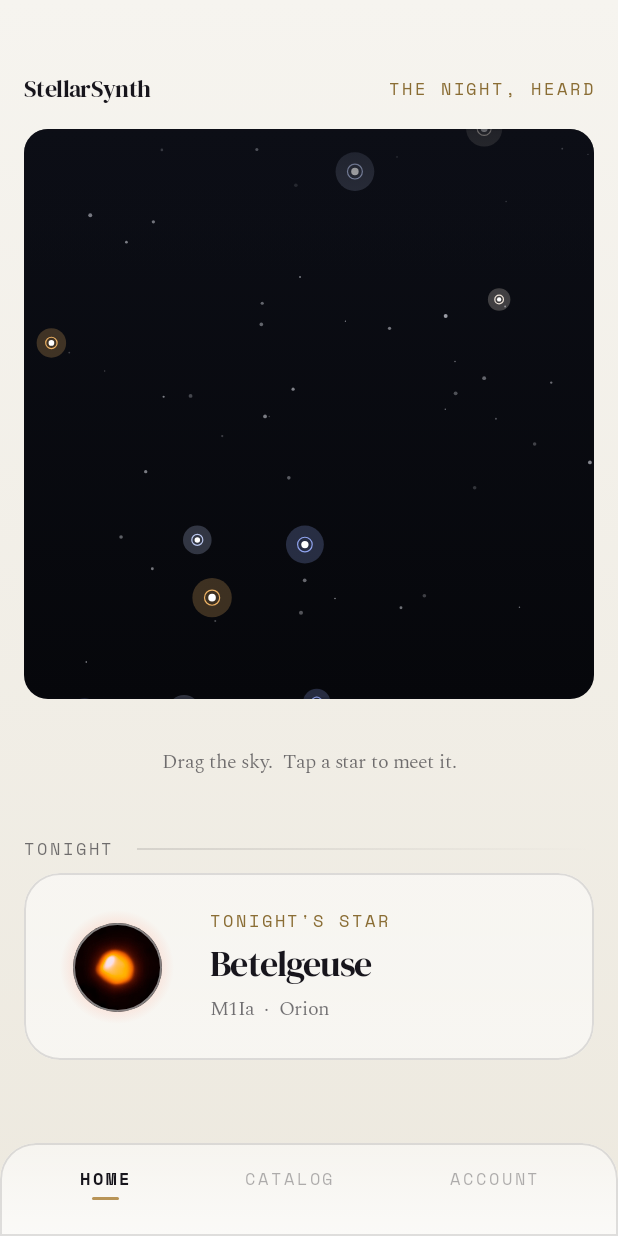
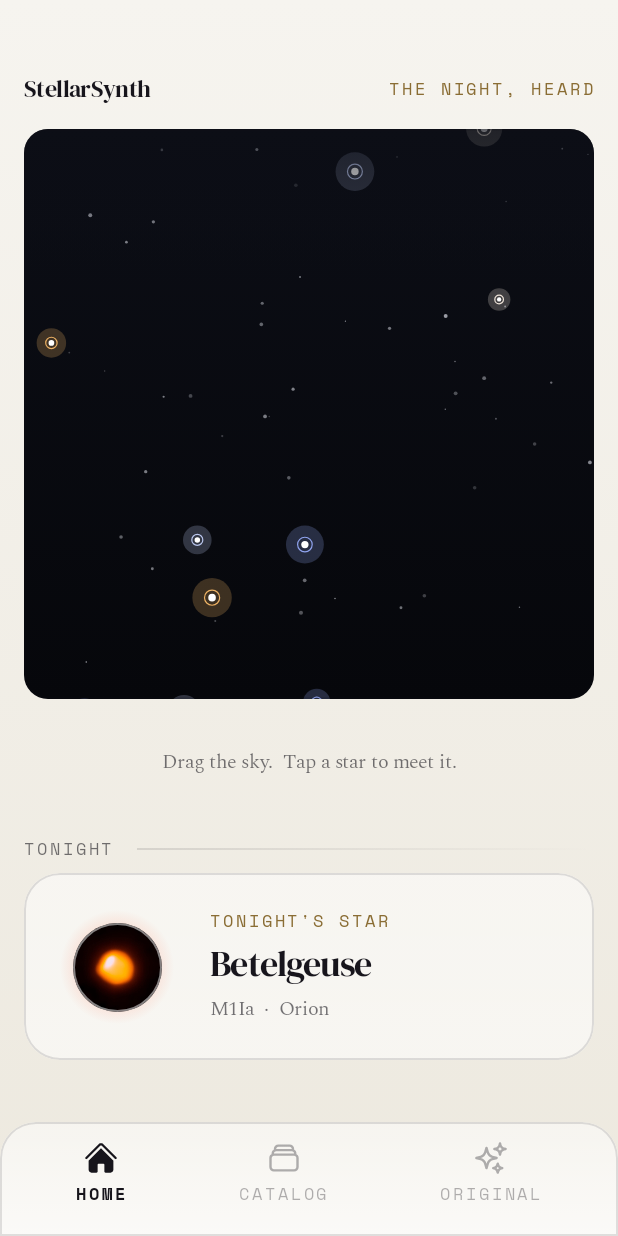
Before and after one commit to mtorikoe/KotlineMultiplatformContest2026, an Android app built with Jetpack Compose: the screen it shows after launch (MainActivity), on a phone screen of 412 x 824 dp. Run offline under Robolectric (Android 15) with nearby library versions, the phone set to English and light mode, and no system bars; our stand-ins replace Compose Multiplatform resources.

Commit message:
Original tab: multi-star sound mixer, icons, auto-revert, Arcturus fix
- Rename the Account tab to "Original" and make it a small studio: pick any
  number of stars and play their sonified voices layered together via
  WaveformRenderer.renderChord.
- Playback controls now return to their resting label ("Listen" / "Play
  together") automatically when the sound finishes, via a scheduled revert
  tied to the rendered sample length. Fixes the button sticking on "Stop".
- Bottom navigation uses Heroicons (MIT) — Home, Catalog, Original — with the
  solid (filled) variant when the tab is selected.
- Arcturus now uses a real optical photo of the star instead of the
  colour-matched fallback.

Co-Authored-By: Claude Opus 4.8 <noreply@anthropic.com>

```diff
--- a/shared/src/commonMain/kotlin/org/example/project/ui/App.kt
+++ b/shared/src/commonMain/kotlin/org/example/project/ui/App.kt
@@ -8,8 +8,12 @@ import androidx.compose.runtime.Composable
 import androidx.compose.runtime.getValue
 import androidx.compose.runtime.mutableStateOf
 import androidx.compose.runtime.remember
+import androidx.compose.runtime.rememberCoroutineScope
 import androidx.compose.runtime.setValue
 import androidx.compose.ui.Modifier
+import kotlinx.coroutines.Job
+import kotlinx.coroutines.delay
+import kotlinx.coroutines.launch
 import org.example.project.model.Star
 import org.example.project.model.StarCatalog
 import org.example.project.platform.PlatformAudio
@@ -18,7 +22,9 @@ import org.example.project.sonification.SonificationEngine
 import org.example.project.sonification.StarSound
 import org.example.project.sonification.WaveformRenderer
 
-enum class Tab { HOME, CATALOG, ACCOUNT }
+enum class Tab { HOME, CATALOG, ORIGINAL }
+
+private const val SAMPLE_RATE = 44100
 
 @Composable
 fun StellarSynthApp(audio: PlatformAudio = NoAudio) {
@@ -28,23 +34,52 @@ fun StellarSynthApp(audio: PlatformAudio = NoAudio) {
     var isPlaying by remember { mutableStateOf(false) }
     var aiInterpretation by remember { mutableStateOf("") }
     var playingStarId by remember { mutableStateOf<String?>(null) }
+    var combinedPlaying by remember { mutableStateOf(false) }
     var starsHeard by remember { mutableStateOf(0) }
 
     val today = remember { StarCatalog.findById("betelgeuse") ?: StarCatalog.stars.first() }
 
+    val scope = rememberCoroutineScope()
+    var revertJob by remember { mutableStateOf<Job?>(null) }
+
+    // When playback naturally ends, flip controls back to their resting state.
+    fun scheduleRevert(sampleCount: Int, onDone: () -> Unit) {
+        revertJob?.cancel()
+        revertJob = scope.launch {
+            delay(sampleCount.toLong() * 1000 / SAMPLE_RATE + 150)
+            onDone()
+        }
+    }
+
+    fun stopPlaying() {
+        revertJob?.cancel()
+        audio.stop()
+        isPlaying = false
+        playingStarId = null
+        combinedPlaying = false
+    }
+
     fun playStar(star: Star) {
+        stopPlaying()
         val sound = SonificationEngine.parameterize(star)
-        audio.playSamples(WaveformRenderer.render(sound), 44100)
+        val samples = WaveformRenderer.render(sound)
+        audio.playSamples(samples, SAMPLE_RATE)
         isPlaying = true
         playingStarId = star.id
         aiInterpretation = generateLocalInterpretation(star, sound)
         starsHeard += 1
+        scheduleRevert(samples.size) { isPlaying = false; playingStarId = null }
     }
 
-    fun stopPlaying() {
-        audio.stop()
-        isPlaying = false
-        playingStarId = null
+    fun playCombined(stars: List<Star>) {
+        if (stars.isEmpty()) return
+        stopPlaying()
+        val sounds = stars.map { SonificationEngine.parameterize(it) }
+        val samples = WaveformRenderer.renderChord(sounds)
+        audio.playSamples(samples, SAMPLE_RATE)
+        combinedPlaying = true
+        starsHeard += stars.size
+        scheduleRevert(samples.size) { combinedPlaying = false }
     }
 
     ProvideAppFonts {
@@ -62,11 +97,20 @@ fun StellarSynthApp(audio: PlatformAudio = NoAudio) {
                             playingStarId = playingStarId,
                             onOpen = { openStar = it }
                         )
-                        Tab.ACCOUNT -> AccountScreen(starsHeard = starsHeard)
+                        Tab.ORIGINAL -> OriginalScreen(
+                            stars = StarCatalog.stars,
+                            combinedPlaying = combinedPlaying,
+                            onPlayCombined = { playCombined(it) },
+                            onStop = { stopPlaying() }
+                        )
                     }
                 }
                 BottomNav(
-                    tabs = listOf("Home", "Catalog", "Account"),
+                    items = listOf(
+                        NavItem("Home", IconHomeOutline, IconHomeFilled),
+                        NavItem("Catalog", IconCatalogOutline, IconCatalogFilled),
+                        NavItem("Original", IconOriginalOutline, IconOriginalFilled),
+                    ),
                     selectedIndex = tab.ordinal,
                     onSelect = { tab = Tab.entries[it] }
                 )
--- a/shared/src/commonMain/kotlin/org/example/project/ui/Components.kt
+++ b/shared/src/commonMain/kotlin/org/example/project/ui/Components.kt
@@ -9,6 +9,7 @@ import androidx.compose.foundation.clickable
 import androidx.compose.foundation.layout.*
 import androidx.compose.foundation.shape.CircleShape
 import androidx.compose.foundation.shape.RoundedCornerShape
+import androidx.compose.material3.Icon
 import androidx.compose.material3.Text
 import androidx.compose.runtime.*
 import androidx.compose.ui.Alignment
@@ -256,11 +257,11 @@ fun FlatButton(
     )
 }
 
-// ─── Bottom navigation (glass bar, 3 tabs) ─────────────────────
+// ─── Bottom navigation (glass bar, Heroicons) ──────────────────
 
 @Composable
 fun BottomNav(
-    tabs: List<String>,
+    items: List<NavItem>,
     selectedIndex: Int,
     onSelect: (Int) -> Unit,
     modifier: Modifier = Modifier
@@ -273,28 +274,29 @@ fun BottomNav(
         horizontalArrangement = Arrangement.SpaceEvenly,
         verticalAlignment = Alignment.CenterVertically
     ) {
-        tabs.forEachIndexed { i, label ->
+        items.forEachIndexed { i, item ->
             val active = i == selectedIndex
             Column(
                 horizontalAlignment = Alignment.CenterHorizontally,
                 modifier = Modifier
                     .clip(RoundedCornerShape(CornerS))
                     .clickable { onSelect(i) }
-                    .padding(horizontal = SpaceL, vertical = SpaceS)
+                    .padding(horizontal = SpaceL, vertical = SpaceXs)
             ) {
+                Icon(
+                    imageVector = if (active) item.filled else item.outline,
+                    contentDescription = item.label,
+                    tint = if (active) Ink else InkFaint,
+                    modifier = Modifier.size(24.dp)
+                )
+                Spacer(Modifier.height(SpaceXs))
                 Text(
-                    label.uppercase(),
+                    item.label.uppercase(),
                     style = LabelStyle.copy(
                         color = if (active) Ink else InkFaint,
                         fontWeight = if (active) FontWeight.Bold else FontWeight.Normal
                     )
                 )
-                Spacer(Modifier.height(SpaceXs))
-                Box(
-                    Modifier
-                        .size(width = if (active) 18.dp else 0.dp, height = 2.dp)
-                        .background(Gold, RoundedCornerShape(1.dp))
-                )
             }
         }
     }
--- /dev/null
+++ b/shared/src/commonMain/kotlin/org/example/project/ui/Icons.kt
@@ -0,0 +1,68 @@
+package org.example.project.ui
+
+import androidx.compose.ui.graphics.Color
+import androidx.compose.ui.graphics.SolidColor
+import androidx.compose.ui.graphics.StrokeCap
+import androidx.compose.ui.graphics.StrokeJoin
+import androidx.compose.ui.graphics.vector.ImageVector
+import androidx.compose.ui.graphics.vector.PathParser
+import androidx.compose.ui.unit.dp
+
+// ─── Heroicons (MIT) rendered as Compose ImageVectors ──────────
+// Outline = stroked (1.5), Solid = filled. Colour comes from Icon's tint.
+
+private fun heroStroke(vararg paths: String): ImageVector {
+    val b = ImageVector.Builder(
+        defaultWidth = 24.dp, defaultHeight = 24.dp,
+        viewportWidth = 24f, viewportHeight = 24f
+    )
+    for (p in paths) b.addPath(
+        pathData = PathParser().parsePathString(p).toNodes(),
+        stroke = SolidColor(Color.Black),
+        strokeLineWidth = 1.6f,
+        strokeLineCap = StrokeCap.Round,
+        strokeLineJoin = StrokeJoin.Round,
+    )
+    return b.build()
+}
+
+private fun heroFill(vararg paths: String): ImageVector {
+    val b = ImageVector.Builder(
+        defaultWidth = 24.dp, defaultHeight = 24.dp,
+        viewportWidth = 24f, viewportHeight = 24f
+    )
+    for (p in paths) b.addPath(
+        pathData = PathParser().parsePathString(p).toNodes(),
+        fill = SolidColor(Color.Black),
+    )
+    return b.build()
+}
+
+val IconHomeOutline: ImageVector = heroStroke(
+    "m2.25 12 8.954-8.955c.44-.439 1.152-.439 1.591 0L21.75 12M4.5 9.75v10.125c0 .621.504 1.125 1.125 1.125H9.75v-4.875c0-.621.504-1.125 1.125-1.125h2.25c.621 0 1.125.504 1.125 1.125V21h4.125c.621 0 1.125-.504 1.125-1.125V9.75M8.25 21h8.25"
+)
+val IconHomeFilled: ImageVector = heroFill(
+    "M11.47 3.841a.75.75 0 0 1 1.06 0l8.69 8.69a.75.75 0 1 0 1.06-1.061l-8.689-8.69a2.25 2.25 0 0 0-3.182 0l-8.69 8.69a.75.75 0 1 0 1.061 1.06l8.69-8.689Z",
+    "m12 5.432 8.159 8.159c.03.03.06.058.091.086v6.198c0 1.035-.84 1.875-1.875 1.875H15a.75.75 0 0 1-.75-.75v-4.5a.75.75 0 0 0-.75-.75h-3a.75.75 0 0 0-.75.75V21a.75.75 0 0 1-.75.75H5.625a1.875 1.875 0 0 1-1.875-1.875v-6.198a2.29 2.29 0 0 0 .091-.086L12 5.432Z"
+)
+
+val IconCatalogOutline: ImageVector = heroStroke(
+    "M6 6.878V6a2.25 2.25 0 0 1 2.25-2.25h7.5A2.25 2.25 0 0 1 18 6v.878m-12 0c.235-.083.487-.128.75-.128h10.5c.263 0 .515.045.75.128m-12 0A2.25 2.25 0 0 0 4.5 9v.878m13.5-3A2.25 2.25 0 0 1 19.5 9v.878m0 0a2.246 2.246 0 0 0-.75-.128H5.25c-.263 0-.515.045-.75.128m15 0A2.25 2.25 0 0 1 21 12v6a2.25 2.25 0 0 1-2.25 2.25H5.25A2.25 2.25 0 0 1 3 18v-6c0-.98.626-1.813 1.5-2.122"
+)
+val IconCatalogFilled: ImageVector = heroFill(
+    "M5.566 4.657A4.505 4.505 0 0 1 6.75 4.5h10.5c.41 0 .806.055 1.183.157A3 3 0 0 0 15.75 3h-7.5a3 3 0 0 0-2.684 1.657ZM2.25 12a3 3 0 0 1 3-3h13.5a3 3 0 0 1 3 3v6a3 3 0 0 1-3 3H5.25a3 3 0 0 1-3-3v-6ZM5.25 7.5c-.41 0-.806.055-1.184.157A3 3 0 0 1 6.75 6h10.5a3 3 0 0 1 2.683 1.657A4.505 4.505 0 0 0 18.75 7.5H5.25Z"
+)
+
+val IconOriginalOutline: ImageVector = heroStroke(
+    "M9.813 15.904 9 18.75l-.813-2.846a4.5 4.5 0 0 0-3.09-3.09L2.25 12l2.846-.813a4.5 4.5 0 0 0 3.09-3.09L9 5.25l.813 2.846a4.5 4.5 0 0 0 3.09 3.09L15.75 12l-2.846.813a4.5 4.5 0 0 0-3.09 3.09ZM18.259 8.715 18 9.75l-.259-1.035a3.375 3.375 0 0 0-2.455-2.456L14.25 6l1.036-.259a3.375 3.375 0 0 0 2.455-2.456L18 2.25l.259 1.035a3.375 3.375 0 0 0 2.456 2.456L21.75 6l-1.035.259a3.375 3.375 0 0 0-2.456 2.456ZM16.894 20.567 16.5 21.75l-.394-1.183a2.25 2.25 0 0 0-1.423-1.423L13.5 18.75l1.183-.394a2.25 2.25 0 0 0 1.423-1.423l.394-1.183.394 1.183a2.25 2.25 0 0 0 1.423 1.423l1.183.394-1.183.394a2.25 2.25 0 0 0-1.423 1.423Z"
+)
+val IconOriginalFilled: ImageVector = heroFill(
+    "M9 4.5a.75.75 0 0 1 .721.544l.813 2.846a3.75 3.75 0 0 0 2.576 2.576l2.846.813a.75.75 0 0 1 0 1.442l-2.846.813a3.75 3.75 0 0 0-2.576 2.576l-.813 2.846a.75.75 0 0 1-1.442 0l-.813-2.846a3.75 3.75 0 0 0-2.576-2.576l-2.846-.813a.75.75 0 0 1 0-1.442l2.846-.813A3.75 3.75 0 0 0 7.466 7.89l.813-2.846A.75.75 0 0 1 9 4.5ZM18 1.5a.75.75 0 0 1 .728.568l.258 1.036c.236.94.97 1.674 1.91 1.91l1.036.258a.75.75 0 0 1 0 1.456l-1.036.258c-.94.236-1.674.97-1.91 1.91l-.258 1.036a.75.75 0 0 1-1.456 0l-.258-1.036a2.625 2.625 0 0 0-1.91-1.91l-1.036-.258a.75.75 0 0 1 0-1.456l1.036-.258a2.625 2.625 0 0 0 1.91-1.91l.258-1.036A.75.75 0 0 1 18 1.5ZM16.5 15a.75.75 0 0 1 .712.513l.394 1.183c.15.447.5.799.948.948l1.183.395a.75.75 0 0 1 0 1.422l-1.183.395c-.447.15-.799.5-.948.948l-.395 1.183a.75.75 0 0 1-1.422 0l-.395-1.183a1.5 1.5 0 0 0-.948-.948l-1.183-.395a.75.75 0 0 1 0-1.422l1.183-.395c.447-.15.799-.5.948-.948l.395-1.183A.75.75 0 0 1 16.5 15Z"
+)
+
+/** A bottom-navigation entry: label plus its outline/solid Heroicon. */
+data class NavItem(
+    val label: String,
+    val outline: ImageVector,
+    val filled: ImageVector,
+)
--- a/shared/src/commonMain/kotlin/org/example/project/ui/StarImages.kt
+++ b/shared/src/commonMain/kotlin/org/example/project/ui/StarImages.kt
@@ -20,6 +20,7 @@ import kotlinproject.shared.generated.resources.star_procyon
 import kotlinproject.shared.generated.resources.star_polaris
 import kotlinproject.shared.generated.resources.star_aldebaran
 import kotlinproject.shared.generated.resources.star_antares
+import kotlinproject.shared.generated.resources.star_arcturus
 
 /**
  * The real image of each individual star, where a genuine photo exists.
@@ -50,7 +51,8 @@ fun imageFor(star: Star): DrawableResource = when (star.id) {
     "polaris"    -> Res.drawable.star_polaris
     "aldebaran"  -> Res.drawable.star_aldebaran
     "antares"    -> Res.drawable.star_antares
-    // Capella, Pollux, Arcturus, Altair — no clean real photo yet; colour-matched fallback below.
+    "arcturus"   -> Res.drawable.star_arcturus
+    // Capella, Pollux, Altair — no clean real photo yet; colour-matched fallback below.
     else -> when (star.spectralClass) {
         SpectralClass.O, SpectralClass.B -> Res.drawable.star_blue
         SpectralClass.A, SpectralClass.F -> Res.drawable.star_white
```
Also changed, not shown: shared/src/commonMain/kotlin/org/example/project/ui/AccountScreen.kt (deleted, +0 -98 lines), shared/src/commonMain/kotlin/org/example/project/ui/OriginalScreen.kt (added, +176 -0 lines), shared/src/commonMain/composeResources/drawable/star_arcturus.png (added).
